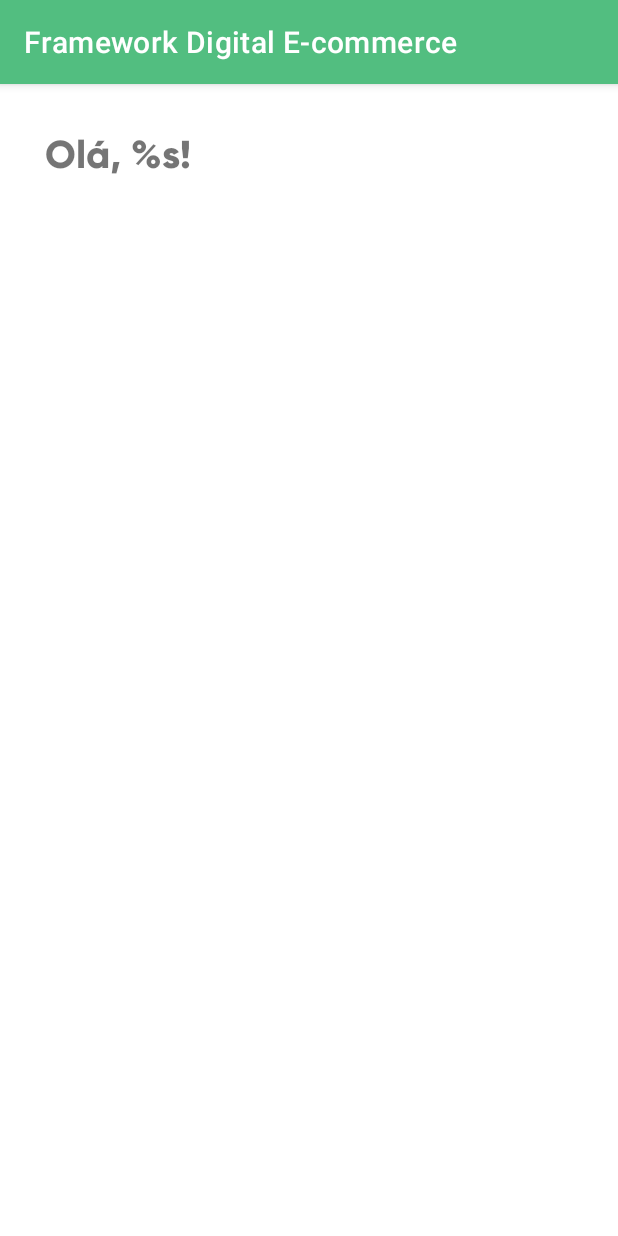
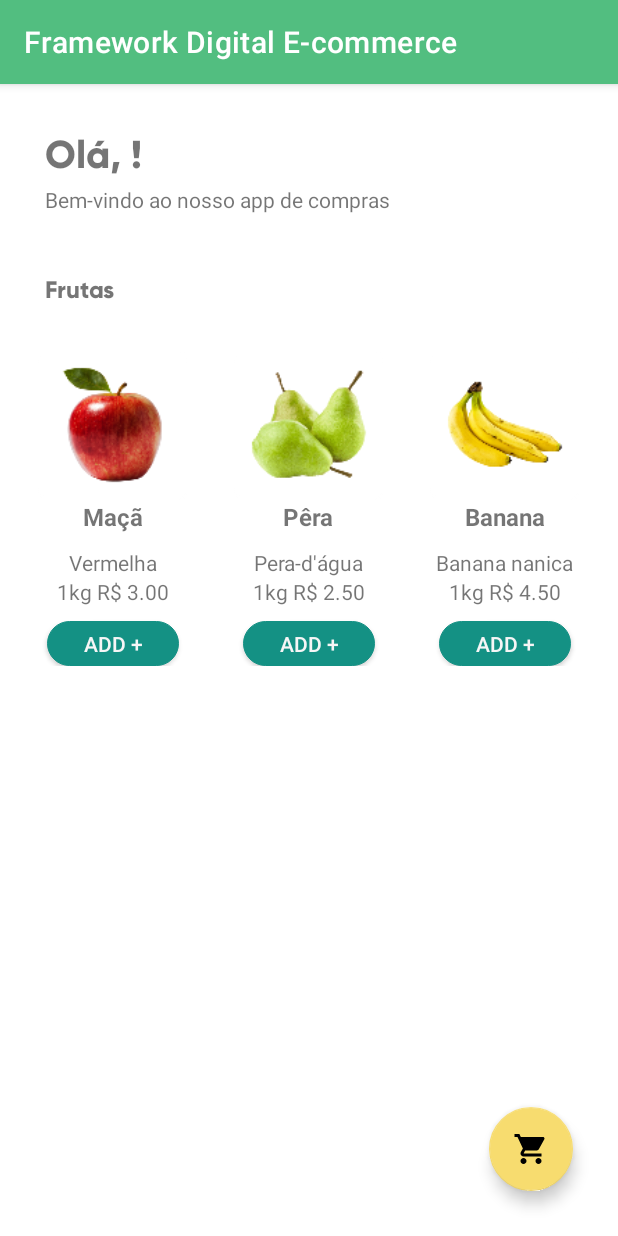
Before and after one commit to rodrigobn/FrameworkDigitalEcommerce, an Android app: the MainActivity screen opened directly, with no data from a screen before it, on a phone screen of 412 x 824 dp. Run offline under Robolectric (Android 15) with nearby library versions, the phone set to English and light mode, and no system bars; our stand-ins replace Room's generated code.

Commit message:
Added product list on main screen
- Added adapter for product list;
- Refactored koin modules;
- Added product storage in the database.

```diff
--- a/app/build.gradle
+++ b/app/build.gradle
@@ -71,6 +71,7 @@ dependencies {
 
     // Room components
     def room_version = "2.4.0"
+    implementation "androidx.room:room-runtime:$room_version"
     implementation "androidx.room:room-ktx:$room_version"
     kapt "androidx.room:room-compiler:$room_version"
     androidTestImplementation "androidx.room:room-testing:$room_version"
@@ -78,6 +79,9 @@ dependencies {
     //GSON
     implementation 'com.google.code.gson:gson:2.8.9'
 
+    //Glide
+    implementation 'com.github.bumptech.glide:glide:4.11.0'
+
     testImplementation 'junit:junit:4.+'
     androidTestImplementation 'androidx.test.ext:junit:1.1.3'
     androidTestImplementation 'androidx.test.espresso:espresso-core:3.4.0'
--- a/app/src/main/java/com/rodrigobn/frameworkdigitale_commerce/App.kt
+++ b/app/src/main/java/com/rodrigobn/frameworkdigitale_commerce/App.kt
@@ -2,7 +2,8 @@ package com.rodrigobn.frameworkdigitale_commerce
 
 import android.app.Application
 import com.rodrigobn.frameworkdigitale_commerce.data.preferences.Prefs
-import com.rodrigobn.frameworkdigitale_commerce.di.productDB
+import com.rodrigobn.frameworkdigitale_commerce.di.daoProduct
+import com.rodrigobn.frameworkdigitale_commerce.di.repositoryModule
 import com.rodrigobn.frameworkdigitale_commerce.di.viewModel
 import org.koin.android.ext.koin.androidContext
 import org.koin.android.ext.koin.androidLogger
@@ -31,7 +32,7 @@ class App : Application() {
         startKoin {
             androidLogger(Level.ERROR)
             androidContext(this@App)
-            modules(viewModel, productDB)
+            modules(listOf(viewModel, daoProduct, repositoryModule))
         }
     }
 }
--- /dev/null
+++ b/app/src/main/java/com/rodrigobn/frameworkdigitale_commerce/data/dataBase/DatabaseRepository.kt
@@ -0,0 +1,44 @@
+package com.rodrigobn.frameworkdigitale_commerce.data.dataBase
+
+import androidx.lifecycle.LiveData
+import com.rodrigobn.frameworkdigitale_commerce.R
+import com.rodrigobn.frameworkdigitale_commerce.data.models.Product
+
+
+class DatabaseRepository(private val productDAO: ProductDAO): ProductDAO {
+
+    val listOfProductsMock = mutableListOf(
+        Product(1, "Maçã", "Vermelha", 0,3.0f, R.mipmap.ic_apple),
+        Product(2, "Pêra", "Pera-d'água", 0, 2.5f, R.mipmap.ic_pear),
+        Product(3, "Banana", "Banana nanica", 0,4.5f, R.mipmap.ic_banana),
+        Product(4, "Abacaxi ", "IMPERIAL", 0,6.5f, R.mipmap.ic_pineapple),
+        Product(5, "Manga", "Manga rosa", 0,1.5f, R.mipmap.ic_mango)
+    )
+
+    suspend fun save(newProduct: Product) {
+        productDAO.insert(newProduct)
+    }
+
+    override suspend fun insert(product: Product) {
+        productDAO.insert(product)
+    }
+
+    override suspend fun remove(product: Product) {
+        productDAO.remove(product)
+    }
+
+    override suspend fun update(product: Product){
+        productDAO.update(product)
+    }
+
+    override fun getProducts(): LiveData<List<Product>> {
+        return productDAO.getProducts()
+    }
+
+    override fun get(key: Long): Product =
+        productDAO.get(key)
+
+    override suspend fun deleteAll() {
+        productDAO.deleteAll()
+    }
+}
--- a/app/src/main/java/com/rodrigobn/frameworkdigitale_commerce/data/dataBase/ProductDAO.kt
+++ b/app/src/main/java/com/rodrigobn/frameworkdigitale_commerce/data/dataBase/ProductDAO.kt
@@ -1,21 +1,27 @@
 package com.rodrigobn.frameworkdigitale_commerce.data.dataBase
 
 import androidx.lifecycle.LiveData
-import androidx.room.Dao
-import androidx.room.Insert
-import androidx.room.OnConflictStrategy
-import androidx.room.Query
+import androidx.room.*
 import com.rodrigobn.frameworkdigitale_commerce.data.models.Product
 
 @Dao
 interface ProductDAO {
 
-    @Query("SELECT * FROM product_table ORDER BY name ASC")
+    @Insert(onConflict = OnConflictStrategy.IGNORE)
+    suspend fun insert(product: Product)
+
+    @Delete
+    suspend fun remove(product: Product)
+
+    @Update
+    suspend fun update(product: Product)
+
+    @Query("SELECT * FROM product_table")
     fun getProducts(): LiveData<List<Product>>
 
-    @Insert(onConflict = OnConflictStrategy.IGNORE)
-    fun insert(product: Product)
+    @Query("SELECT * FROM product_table WHERE id = :key")
+    fun get(key: Long) : Product
 
     @Query("DELETE FROM product_table")
-    fun deleteAll()
+    suspend fun deleteAll()
 }
--- a/app/src/main/java/com/rodrigobn/frameworkdigitale_commerce/data/dataBase/ProductRoomDataBase.kt
+++ b/app/src/main/java/com/rodrigobn/frameworkdigitale_commerce/data/dataBase/ProductRoomDataBase.kt
@@ -1,26 +1,35 @@
 package com.rodrigobn.frameworkdigitale_commerce.data.dataBase
 
+import android.content.Context
 import androidx.room.Database
+import androidx.room.Room
 import androidx.room.RoomDatabase
 import com.rodrigobn.frameworkdigitale_commerce.R
 import com.rodrigobn.frameworkdigitale_commerce.data.models.Product
 
-@Database(entities = [Product::class], version = 1)
+@Database(
+    entities = [Product::class],
+    version = 1,
+    exportSchema = true
+)
 abstract class ProductRoomDataBase : RoomDatabase() {
 
-    abstract fun productDao(): ProductDAO
+    abstract val productDao: ProductDAO
 
-    fun populateDatabase(productDao: ProductDAO) {
-        productDao.deleteAll()
-        var product = Product(1, "Maçã", "Vermelha", 0,3.0f, R.mipmap.ic_apple)
-        productDao.insert(product)
-        product = Product(2, "Pêra", "Pera-d'água", 0, 2.5f, R.mipmap.ic_pear)
-        productDao.insert(product)
-        product = Product(3, "Banana", "Banana nanica", 0,4.5f, R.mipmap.ic_banana)
-        productDao.insert(product)
-        product = Product(4, "Abacaxi ", "IMPERIAL", 0,6.5f, R.mipmap.ic_pineapple)
-        productDao.insert(product)
-        product = Product(5, "Manga", "Manga rosa", 0,1.5f, R.mipmap.ic_mango)
-        productDao.insert(product)
+    companion object {
+        @Volatile
+        private var INSTANCE: ProductRoomDataBase? = null
+
+        fun getInstance(context: Context): ProductRoomDataBase {
+            return INSTANCE ?: synchronized(this) {
+                val instance = Room.databaseBuilder(
+                    context.applicationContext,
+                    ProductRoomDataBase::class.java,
+                    "product_db"
+                ).build()
+                INSTANCE = instance
+                instance
+            }
+        }
     }
 }
--- a/app/src/main/java/com/rodrigobn/frameworkdigitale_commerce/data/models/Product.kt
+++ b/app/src/main/java/com/rodrigobn/frameworkdigitale_commerce/data/models/Product.kt
@@ -8,7 +8,7 @@ import com.google.gson.Gson
 @Entity(tableName = "product_table")
 class Product(
     @PrimaryKey(autoGenerate = true)
-    var id: Int,
+    var id: Long = 0,
     @ColumnInfo
     var name: String,
     @ColumnInfo
--- /dev/null
+++ b/app/src/main/java/com/rodrigobn/frameworkdigitale_commerce/view/adapters/FruitsAdapter.kt
@@ -0,0 +1,72 @@
+package com.rodrigobn.frameworkdigitale_commerce.view.adapters
+
+import android.view.LayoutInflater
+import android.view.View
+import android.view.ViewGroup
+import androidx.recyclerview.widget.RecyclerView
+import com.bumptech.glide.Glide
+import com.rodrigobn.frameworkdigitale_commerce.R
+import com.rodrigobn.frameworkdigitale_commerce.data.models.Product
+import com.rodrigobn.frameworkdigitale_commerce.prefs
+import kotlinx.android.synthetic.main.item_product.view.*
+
+class FruitsAdapter(
+    private val products: MutableList<Product>,
+    private val buttonAddProductClickListener: ButtonAddProductClickListener
+) : RecyclerView.Adapter<FruitsAdapter.ProductViewHolder>() {
+
+    override fun onCreateViewHolder(parent: ViewGroup, viewType: Int): ProductViewHolder {
+        return ProductViewHolder(
+            LayoutInflater
+                .from(parent.context)
+                .inflate(R.layout.item_product, parent, false)
+        )
+    }
+
+    override fun getItemCount() = products.count()
+
+    override fun onBindViewHolder(holder: ProductViewHolder, position: Int) {
+        holder.bindView(products[position], buttonAddProductClickListener)
+    }
+
+    /**
+     * Update list
+     */
+    fun updateList(itemList: MutableList<Product>) {
+        this.products.clear()
+        this.products.addAll(itemList)
+        notifyDataSetChanged()
+    }
+
+    class ProductViewHolder(itemView: View) : RecyclerView.ViewHolder(itemView) {
+        private val imageProduct = itemView.imgProduct
+        private val titleProduct = itemView.titleProduct
+        private val descriptionProduct = itemView.descriptionProduct
+        private val priceProduct = itemView.priceProduct
+        private val buttonAdd = itemView.buttonAddProduct
+
+        fun bindView(product: Product, buttonAddClickListener: ButtonAddProductClickListener) {
+
+            Glide.with(itemView.context)
+                .load(product.image)
+                .placeholder(R.drawable.ic_launcher_foreground)
+                .error(R.drawable.ic_launcher_foreground)
+                .into(imageProduct)
+
+            titleProduct.text = product.name
+            descriptionProduct.text = product.description
+            priceProduct.text = "1kg R$ %.2f".format(product.price)
+
+            buttonAdd.setOnClickListener {
+                buttonAddClickListener.onButtonClickListener(product)
+            }
+        }
+    }
+
+    /**
+     * product callback
+     */
+    interface ButtonAddProductClickListener {
+        fun onButtonClickListener(product: Product)
+    }
+}
--- a/app/src/main/java/com/rodrigobn/frameworkdigitale_commerce/view/main/MainActivity.kt
+++ b/app/src/main/java/com/rodrigobn/frameworkdigitale_commerce/view/main/MainActivity.kt
@@ -1,22 +1,61 @@
 package com.rodrigobn.frameworkdigitale_commerce.view.main
 
-import android.os.Bundle
 import android.util.Log
-import androidx.appcompat.app.AppCompatActivity
+import android.widget.Toast
+import androidx.lifecycle.Observer
+import androidx.recyclerview.widget.LinearLayoutManager
+import androidx.recyclerview.widget.RecyclerView
 import com.rodrigobn.frameworkdigitale_commerce.R
-import com.rodrigobn.frameworkdigitale_commerce.data.dataBase.ProductRoomDataBase
 import com.rodrigobn.frameworkdigitale_commerce.data.models.Product
+import com.rodrigobn.frameworkdigitale_commerce.prefs
+import com.rodrigobn.frameworkdigitale_commerce.view.adapters.DialogProductQuantity
+import com.rodrigobn.frameworkdigitale_commerce.view.adapters.FruitsAdapter
+import com.rodrigobn.frameworkdigitale_commerce.view.base.BaseActivity
+import kotlinx.android.synthetic.main.activity_main.*
 import org.koin.androidx.viewmodel.ext.android.viewModel
 
-class MainActivity : AppCompatActivity() {
+class MainActivity : BaseActivity(), FruitsAdapter.ButtonAddProductClickListener {
 
     private val viewModel: MainViewModel by viewModel()
-
-    override fun onCreate(savedInstanceState: Bundle?) {
-        super.onCreate(savedInstanceState)
-        setContentView(R.layout.activity_main)
+    private lateinit var fruitsRecyclerview: RecyclerView
 
 
+    override fun init() {
+        initView()
+        prepareLists()
+        initObserver()
+    }
+
+    override fun getLayout(): Int {
+        return R.layout.activity_main
+    }
+
+    private fun initView() {
+        hello.text = getString(R.string.hello, prefs.nameProfile)
+    }
+
+    private fun prepareLists() {
+        fruitsRecyclerview = listFruits
+        fruitsRecyclerview.layoutManager = LinearLayoutManager(this@MainActivity, RecyclerView.HORIZONTAL, false)
+        fruitsRecyclerview.setHasFixedSize(true)
+        fruitsRecyclerview.adapter = FruitsAdapter(viewModel.productListMock, this@MainActivity)
+    }
+
+    private fun initObserver(){
+        viewModel.productList.observe(this, Observer {
+            Log.d("xxx", "init: ${it.size}")
+        })
+    }
+
+    override fun onButtonClickListener(product: Product) {
+        openDialog(product)
+        Toast.makeText(this, product.toString(), Toast.LENGTH_LONG).show()
+        viewModel.save(product)
 
     }
+
+    private fun openDialog(product: Product) {
+        val dialogQuantity = DialogProductQuantity(product, this)
+        dialogQuantity.show()
+    }
 }
--- a/app/src/main/java/com/rodrigobn/frameworkdigitale_commerce/view/main/MainViewModel.kt
+++ b/app/src/main/java/com/rodrigobn/frameworkdigitale_commerce/view/main/MainViewModel.kt
@@ -2,21 +2,24 @@ package com.rodrigobn.frameworkdigitale_commerce.view.main
 
 import androidx.lifecycle.LiveData
 import androidx.lifecycle.ViewModel
+import androidx.lifecycle.asLiveData
+import androidx.lifecycle.viewModelScope
+import com.rodrigobn.frameworkdigitale_commerce.data.dataBase.DatabaseRepository
 import com.rodrigobn.frameworkdigitale_commerce.data.dataBase.ProductDAO
 import com.rodrigobn.frameworkdigitale_commerce.data.models.Product
+import kotlinx.coroutines.launch
 
-class MainViewModel(private val productDAO: ProductDAO): ViewModel(){
+class MainViewModel(private val databaseRepository: DatabaseRepository): ViewModel(){
 
-    fun getAllProducts(): LiveData<List<Product>> = productDAO.getProducts()
+    private val _productList: LiveData<List<Product>> = databaseRepository.getProducts()
+    val productListMock: MutableList<Product> = databaseRepository.listOfProductsMock
 
+    val productList: LiveData<List<Product>>
+        get() = _productList
 
-    fun addProduct(product: Product) {
-        productDAO.insert(product)
+    fun save(newProduct: Product){
+        viewModelScope.launch {
+            databaseRepository.save(newProduct)
+        }
     }
-
-    fun deleteAllProducts() {
-        productDAO.deleteAll()
-
-    }
-
 }
--- /dev/null
+++ b/app/src/main/res/drawable/ic_shopping_cart.xml
@@ -0,0 +1,10 @@
+<vector xmlns:android="http://schemas.android.com/apk/res/android"
+    android:width="24dp"
+    android:height="24dp"
+    android:viewportWidth="24"
+    android:viewportHeight="24"
+    android:tint="?attr/colorControlNormal">
+  <path
+      android:fillColor="@android:color/white"
+      android:pathData="M7,18c-1.1,0 -1.99,0.9 -1.99,2S5.9,22 7,22s2,-0.9 2,-2 -0.9,-2 -2,-2zM1,2v2h2l3.6,7.59 -1.35,2.45c-0.16,0.28 -0.25,0.61 -0.25,0.96 0,1.1 0.9,2 2,2h12v-2L7.42,15c-0.14,0 -0.25,-0.11 -0.25,-0.25l0.03,-0.12 0.9,-1.63h7.45c0.75,0 1.41,-0.41 1.75,-1.03l3.58,-6.49c0.08,-0.14 0.12,-0.31 0.12,-0.48 0,-0.55 -0.45,-1 -1,-1L5.21,4l-0.94,-2L1,2zM17,18c-1.1,0 -1.99,0.9 -1.99,2s0.89,2 1.99,2 2,-0.9 2,-2 -0.9,-2 -2,-2z"/>
+</vector>
--- a/app/src/main/res/layout/activity_main.xml
+++ b/app/src/main/res/layout/activity_main.xml
@@ -27,6 +27,60 @@
                 app:layout_constraintLeft_toLeftOf="parent"
                 app:layout_constraintTop_toTopOf="parent" />
 
+            <TextView
+                android:id="@+id/welcome"
+                android:layout_width="wrap_content"
+                android:layout_height="wrap_content"
+                android:layout_below="@+id/hello"
+                android:layout_marginStart="30dp"
+                android:layout_marginTop="4dp"
+                android:text="@string/welcome"
+                android:textSize="14sp"
+                app:layout_constraintLeft_toLeftOf="parent"
+                app:layout_constraintTop_toBottomOf="@+id/hello" />
+
+            <LinearLayout
+                android:id="@+id/box_lists"
+                android:layout_width="match_parent"
+                android:layout_height="wrap_content"
+                android:layout_below="@+id/welcome"
+                android:layout_marginTop="40dp"
+                android:orientation="vertical"
+                app:layout_constraintLeft_toLeftOf="parent"
+                app:layout_constraintTop_toBottomOf="@+id/welcome">
+
+                <TextView
+                    android:id="@+id/fruits"
+                    android:layout_width="wrap_content"
+                    android:layout_height="wrap_content"
+                    android:layout_marginStart="30dp"
+                    android:fontFamily="@font/gilroybold"
+                    android:text="@string/fruits"
+                    android:textSize="16sp" />
+
+                <androidx.recyclerview.widget.RecyclerView
+                    android:id="@+id/listFruits"
+                    android:layout_width="match_parent"
+                    android:layout_height="wrap_content"
+                    android:padding="10dp"
+                    android:layout_marginTop="20dp"
+                    android:orientation="horizontal"
+                    app:layoutManager="LinearLayoutManager"
+                    tools:listitem="@layout/item_product" />
+
+            </LinearLayout>
+
+            <com.google.android.material.floatingactionbutton.FloatingActionButton
+                android:id="@+id/fab"
+                android:layout_width="wrap_content"
+                android:layout_height="wrap_content"
+                android:src="@drawable/ic_shopping_cart"
+                android:layout_margin="30dp"
+                android:backgroundTint="@color/colorSecondary"
+                app:layout_constraintBottom_toBottomOf="parent"
+                app:layout_constraintEnd_toEndOf="parent"
+                android:contentDescription="@string/cart" />
+
         </androidx.constraintlayout.widget.ConstraintLayout>
 
     </androidx.core.widget.NestedScrollView>
--- /dev/null
+++ b/app/src/main/res/layout/item_product.xml
@@ -0,0 +1,48 @@
+<?xml version="1.0" encoding="utf-8"?>
+<androidx.appcompat.widget.LinearLayoutCompat xmlns:android="http://schemas.android.com/apk/res/android"
+    android:layout_width="wrap_content"
+    android:layout_height="wrap_content"
+    xmlns:tools="http://schemas.android.com/tools"
+    android:orientation="vertical"
+    android:gravity="center"
+    android:paddingHorizontal="15dp">
+
+    <ImageView
+        android:id="@+id/imgProduct"
+        android:layout_width="100dp"
+        android:layout_height="100dp"
+        tools:src="@mipmap/ic_banana"
+        android:contentDescription="@string/image_product" />
+
+    <androidx.appcompat.widget.AppCompatTextView
+        android:id="@+id/titleProduct"
+        android:layout_width="wrap_content"
+        android:layout_height="wrap_content"
+        android:textSize="16sp"
+        android:textStyle="bold"
+        tools:text="Banana"/>
+
+    <androidx.appcompat.widget.AppCompatTextView
+        android:id="@+id/descriptionProduct"
+        android:layout_width="wrap_content"
+        android:layout_height="wrap_content"
+        android:layout_marginTop="10dp"
+        tools:text="Banana Nanica"/>
+
+    <androidx.appcompat.widget.AppCompatTextView
+        android:id="@+id/priceProduct"
+        android:layout_width="wrap_content"
+        android:layout_height="wrap_content"
+        tools:text="1kg R$ 5.90"/>
+
+    <androidx.appcompat.widget.AppCompatButton
+        android:id="@+id/buttonAddProduct"
+        android:layout_width="wrap_content"
+        android:layout_height="30dp"
+        android:layout_marginTop="10dp"
+        android:background="@drawable/btn_bg"
+        android:textColor="@color/colorTextWhite"
+        android:text="@string/add_product"/>
+
+
+</androidx.appcompat.widget.LinearLayoutCompat>
--- a/app/src/main/res/values-land/strings.xml
+++ b/app/src/main/res/values-land/strings.xml
@@ -13,4 +13,12 @@
     <string name="invalid_password">Insira uma senha!</string>
     <string name="invalid_name">Insira um nome com pelo menos 4 caracteres!</string>
     <string name="hello">Olá, %s!</string>
+    <string name="welcome">Bem-vindo ao nosso app de compras</string>
+    <string name="fruits">Frutas</string>
+    <string name="image_product">Imagem do produto</string>
+    <string name="add_product">add +</string>
+    <string name="cart">Carrinho de compras</string>
+    <string name="unit_kg">Kg</string>
+    <string name="quantity">Quantidade</string>
+    <string name="add">Adicionar</string>
 </resources>
--- a/app/src/main/res/values-night/strings.xml
+++ b/app/src/main/res/values-night/strings.xml
@@ -13,4 +13,12 @@
     <string name="invalid_password">Insira uma senha!</string>
     <string name="invalid_name">Insira um nome com pelo menos 4 caracteres!</string>
     <string name="hello">Olá, %s!</string>
+    <string name="welcome">Bem-vindo ao nosso app de compras</string>
+    <string name="fruits">Frutas</string>
+    <string name="image_product">Imagem do produto</string>
+    <string name="add_product">add +</string>
+    <string name="cart">Carrinho de compras</string>
+    <string name="unit_kg">Kg</string>
+    <string name="quantity">Quantidade</string>
+    <string name="add">Adicionar</string>
 </resources>
--- a/app/src/main/res/values/strings.xml
+++ b/app/src/main/res/values/strings.xml
@@ -14,4 +14,12 @@
     <string name="invalid_password">Insira uma senha!</string>
     <string name="invalid_name">Insira um nome com pelo menos 4 caracteres!</string>
     <string name="hello">Olá, %s!</string>
+    <string name="welcome">Bem-vindo ao nosso app de compras</string>
+    <string name="fruits">Frutas</string>
+    <string name="image_product">Imagem do produto</string>
+    <string name="add_product">add +</string>
+    <string name="cart">Carrinho de compras</string>
+    <string name="unit_kg">Kg</string>
+    <string name="quantity">Quantidade</string>
+    <string name="add">Adicionar</string>
 </resources>
```
Also changed, not shown: app/src/main/java/com/rodrigobn/frameworkdigitale_commerce/di/KoinImplementation.kt (+12 -15 lines), app/src/main/java/com/rodrigobn/frameworkdigitale_commerce/di/MainModule.kt (deleted, +0 -9 lines), app/src/main/java/com/rodrigobn/frameworkdigitale_commerce/view/adapters/DialogProductQuantity.kt (added, +43 -0 lines), app/src/main/res/layout/dialog_quantity.xml (added, +74 -0 lines).
